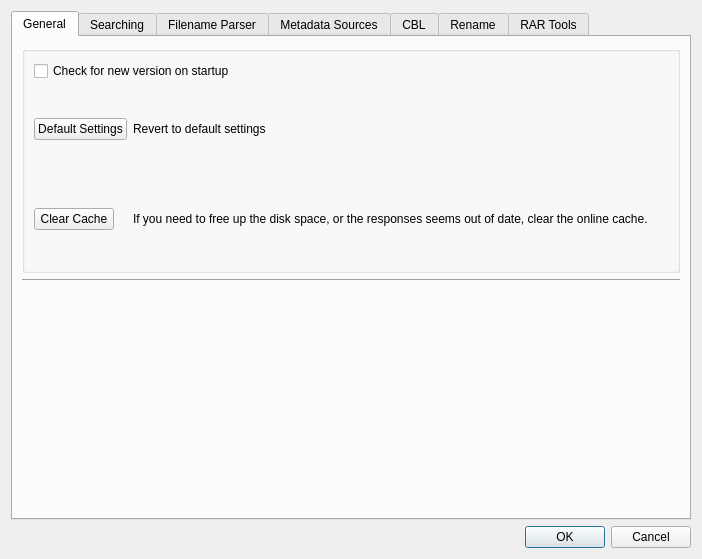
Qt form comictaggerlib/ui/settingswindow.ui (comictagger/comictagger) before a commit.
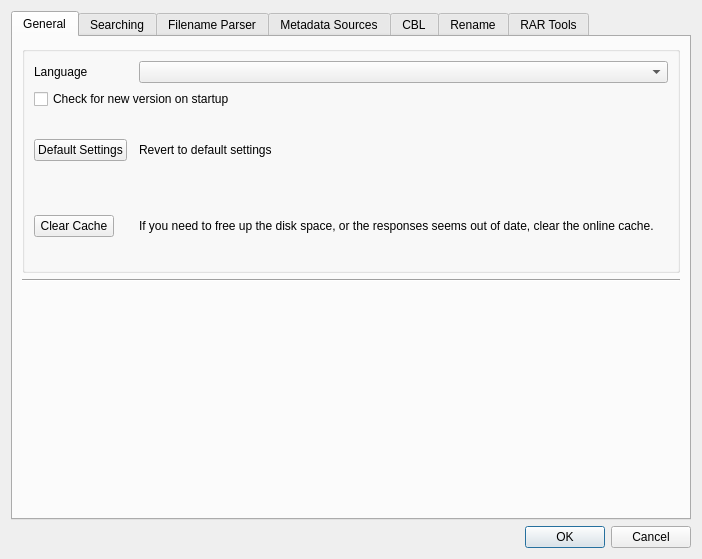
The same form after that commit. The open tabs and pages were chosen to show the change.

What changed in the file:
```diff
--- a/comictaggerlib/ui/settingswindow.ui
+++ b/comictaggerlib/ui/settingswindow.ui
@@ -41,20 +41,23 @@
             <string/>
            </property>
            <layout class="QGridLayout" name="gridLayout_4">
-            <item row="1" column="0">
-             <widget class="QPushButton" name="btnResetSettings">
+            <item row="6" column="2">
+             <widget class="QLabel" name="lblClearCache">
               <property name="sizePolicy">
-               <sizepolicy hsizetype="Maximum" vsizetype="Fixed">
+               <sizepolicy hsizetype="Expanding" vsizetype="Expanding">
                 <horstretch>0</horstretch>
                 <verstretch>0</verstretch>
                </sizepolicy>
               </property>
               <property name="text">
-               <string>Default Settings</string>
+               <string>If you need to free up the disk space, or the responses seems out of date, clear the online cache.</string>
+              </property>
+              <property name="wordWrap">
+               <bool>true</bool>
               </property>
              </widget>
             </item>
-            <item row="1" column="1">
+            <item row="5" column="2">
              <widget class="QLabel" name="lblDefaultSettings">
               <property name="sizePolicy">
                <sizepolicy hsizetype="Expanding" vsizetype="Expanding">
@@ -70,7 +73,20 @@
               </property>
              </widget>
             </item>
-            <item row="2" column="0">
+            <item row="5" column="0">
+             <widget class="QPushButton" name="btnResetSettings">
+              <property name="sizePolicy">
+               <sizepolicy hsizetype="Maximum" vsizetype="Fixed">
+                <horstretch>0</horstretch>
+                <verstretch>0</verstretch>
+               </sizepolicy>
+              </property>
+              <property name="text">
+               <string>Default Settings</string>
+              </property>
+             </widget>
+            </item>
+            <item row="6" column="0">
              <widget class="QPushButton" name="btnClearCache">
               <property name="sizePolicy">
                <sizepolicy hsizetype="Maximum" vsizetype="Fixed">
@@ -83,29 +99,23 @@
               </property>
              </widget>
             </item>
-            <item row="2" column="1">
-             <widget class="QLabel" name="label_2">
-              <property name="sizePolicy">
-               <sizepolicy hsizetype="Expanding" vsizetype="Expanding">
-                <horstretch>0</horstretch>
-                <verstretch>0</verstretch>
-               </sizepolicy>
-              </property>
-              <property name="text">
-               <string>If you need to free up the disk space, or the responses seems out of date, clear the online cache.</string>
-              </property>
-              <property name="wordWrap">
-               <bool>true</bool>
-              </property>
-             </widget>
-            </item>
-            <item row="0" column="0" colspan="2">
+            <item row="4" column="0" colspan="3">
              <widget class="QCheckBox" name="cbxCheckForNewVersion">
               <property name="text">
                <string>Check for new version on startup</string>
               </property>
              </widget>
             </item>
+            <item row="1" column="0">
+             <widget class="QLabel" name="lblLanguage">
+              <property name="text">
+               <string>Language</string>
+              </property>
+             </widget>
+            </item>
+            <item row="1" column="2">
+             <widget class="QComboBox" name="dbxLanguage"/>
+            </item>
            </layout>
           </widget>
          </item>
```
Left out of the diff: 31 changed lines with no effect on the pictures.
